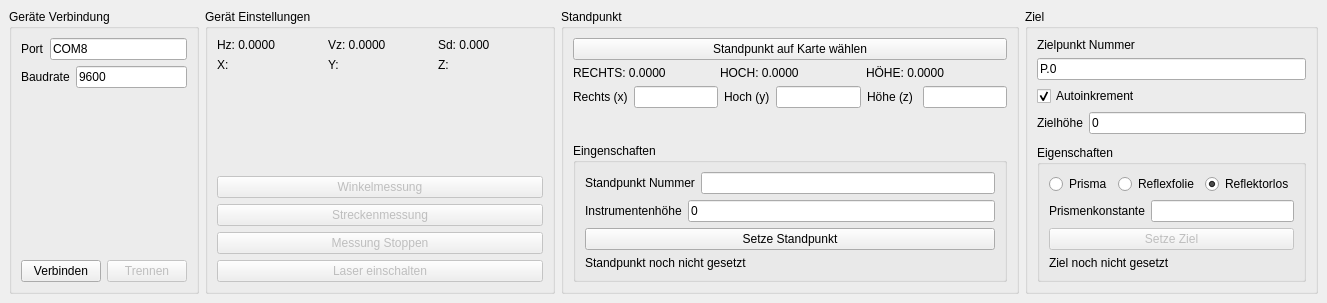
Qt form q_sokkia_plugin_dockwidget_base.ui (geopackix/qgis_sokkia) before a commit.
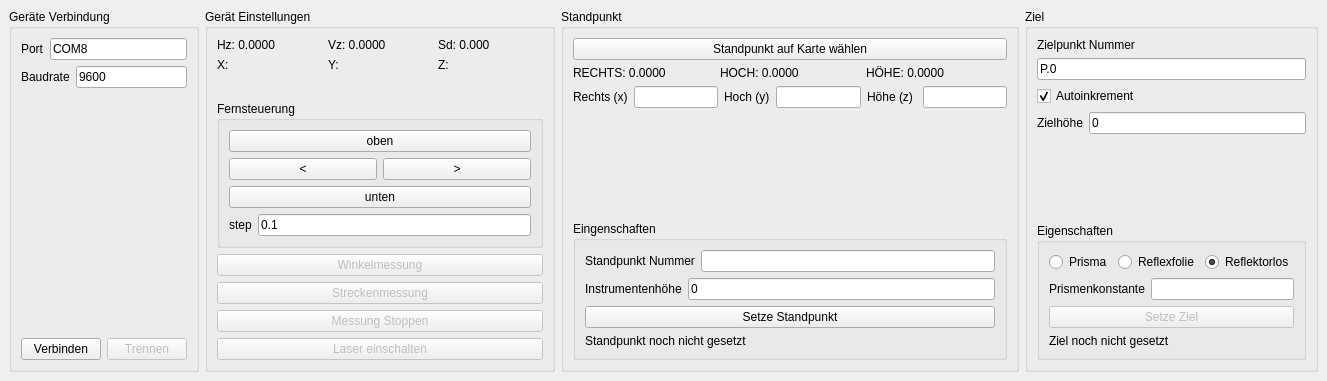
The same form after that commit.

Commit message: added total station control

Diff of the .ui file:
```diff
--- a/q_sokkia_plugin_dockwidget_base.ui
+++ b/q_sokkia_plugin_dockwidget_base.ui
@@ -7,7 +7,7 @@
     <x>0</x>
     <y>0</y>
     <width>1327</width>
-    <height>303</height>
+    <height>381</height>
    </rect>
   </property>
   <property name="windowTitle">
@@ -386,6 +386,65 @@
          </property>
         </spacer>
        </item>
+       <item>
+        <widget class="QGroupBox" name="groupBox_7">
+         <property name="title">
+          <string>Fernsteuerung</string>
+         </property>
+         <layout class="QGridLayout" name="gridLayout_3">
+          <item row="2" column="0">
+           <widget class="QPushButton" name="btn_control_down">
+            <property name="text">
+             <string>unten</string>
+            </property>
+           </widget>
+          </item>
+          <item row="1" column="0">
+           <layout class="QHBoxLayout" name="horizontalLayout_13">
+            <item>
+             <widget class="QPushButton" name="btn_control_left">
+              <property name="text">
+               <string>&lt;</string>
+              </property>
+             </widget>
+            </item>
+            <item>
+             <widget class="QPushButton" name="btn_control_right">
+              <property name="text">
+               <string>&gt;</string>
+              </property>
+             </widget>
+            </item>
+           </layout>
+          </item>
+          <item row="0" column="0">
+           <widget class="QPushButton" name="btn_control_up">
+            <property name="text">
+             <string>oben</string>
+            </property>
+           </widget>
+          </item>
+          <item row="3" column="0">
+           <layout class="QHBoxLayout" name="horizontalLayout_14">
+            <item>
+             <widget class="QLabel" name="label_10">
+              <property name="text">
+               <string>step</string>
+              </property>
+             </widget>
+            </item>
+            <item>
+             <widget class="QLineEdit" name="input_control_step">
+              <property name="text">
+               <string>0.1</string>
+              </property>
+             </widget>
+            </item>
+           </layout>
+          </item>
+         </layout>
+        </widget>
+       </item>
        <item>
         <widget class="QPushButton" name="btn_measure_a">
          <property name="enabled">
```
The commit also changes 3 other files.
